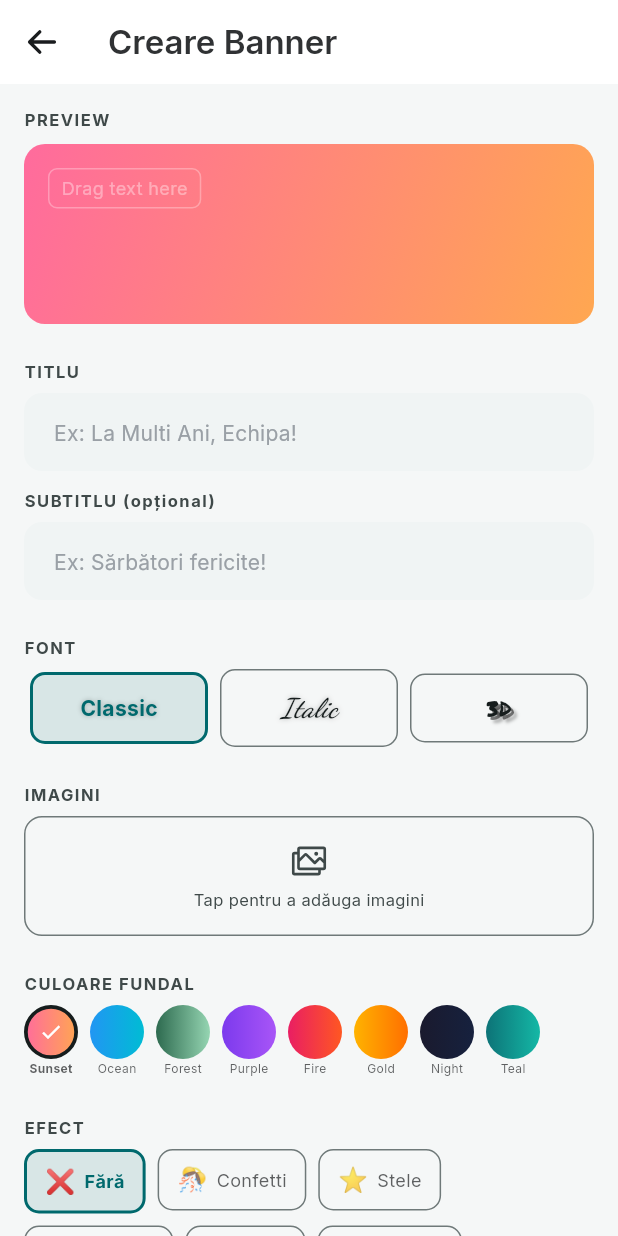
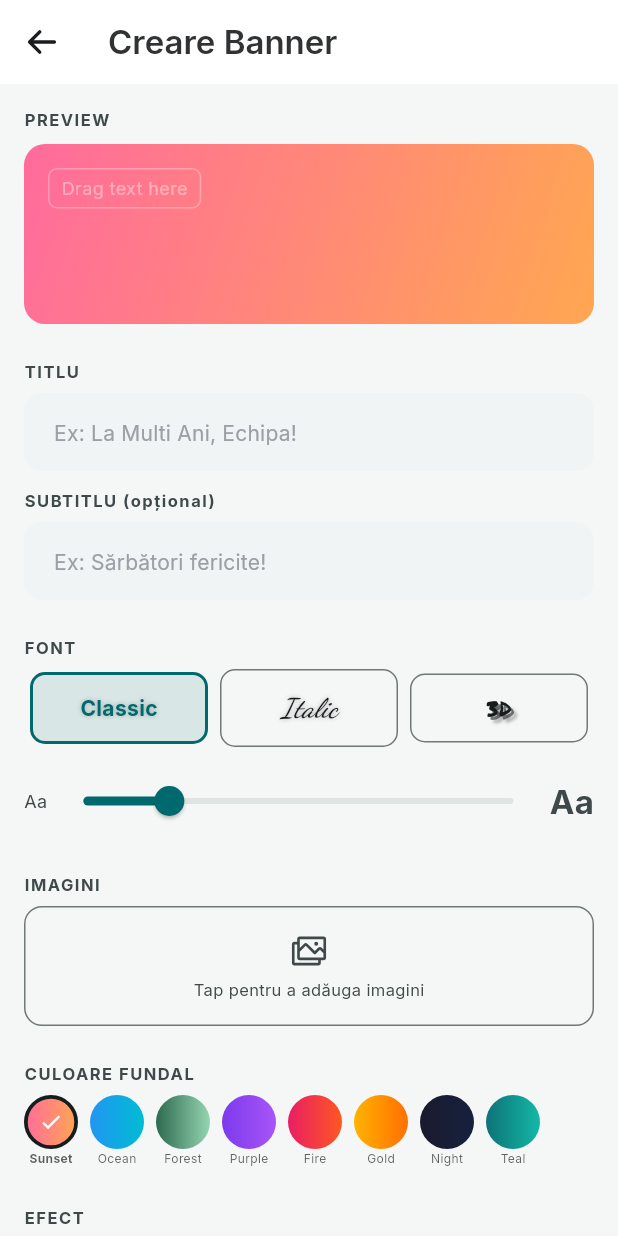
Before and after one commit to Kuziini-product/TASK-Planner, a Flutter app: the BannerEditorScreen screen opened by its route, on a phone screen of 412 x 824 dp. Run offline on Flutter 3.47's test engine with Material 3 defaults, Android fonts, the phone set to English and light mode, and no system bars; our stand-ins replace file_picker, flutter_animate, flutter_riverpod, go_router, google_fonts, image_picker and 5 more; missing offline and left inert: dart:js_interop, dart:js_util; accounts and stored records are empty.

Commit message:
Text resize: pinch-to-zoom + slider, auto-resize images on upload
- Pinch/stretch text with 2 fingers to resize (0.5x to 3x)
- Slider (Aa small → Aa big) for precise text size control
- Images auto-resized to 600x300 max, 80% quality on upload
- Files over 2MB rejected with error message

Co-Authored-By: Claude Opus 4.6 (1M context) <noreply@anthropic.com>

```diff
--- a/kuziini_app/lib/features/admin/presentation/banner_editor_screen.dart
+++ b/kuziini_app/lib/features/admin/presentation/banner_editor_screen.dart
@@ -89,7 +89,8 @@ class _BannerEditorScreenState extends ConsumerState<BannerEditorScreen> {
   bool _saving = false;
   bool _isEdit = false;
   String? _editId;
-  Offset _textOffset = Offset.zero; // drag position relative to center
+  Offset _textOffset = Offset.zero;
+  double _textScale = 1.0; // pinch/stretch scale
 
   @override
   void initState() {
@@ -283,7 +284,14 @@ class _BannerEditorScreenState extends ConsumerState<BannerEditorScreen> {
                                       _textOffset.dx + d.delta.dx,
                                       _textOffset.dy + d.delta.dy,
                                     )),
-                                  child: Container(
+                                  onScaleUpdate: (d) {
+                                    if (d.pointerCount >= 2) {
+                                      setState(() => _textScale = (_textScale * d.scale).clamp(0.5, 3.0));
+                                    }
+                                  },
+                                  child: Transform.scale(
+                                    scale: _textScale,
+                                    child: Container(
                                     padding: const EdgeInsets.symmetric(horizontal: 8, vertical: 4),
                                     decoration: BoxDecoration(
                                       border: Border.all(color: Colors.white30, width: 1),
@@ -306,6 +314,7 @@ class _BannerEditorScreenState extends ConsumerState<BannerEditorScreen> {
                                           Text('Drag text here', style: TextStyle(color: Colors.white38, fontSize: 12)),
                                       ],
                                     ),
+                                  ),
                                   ),
                                 ),
                               ),
@@ -370,6 +379,24 @@ class _BannerEditorScreenState extends ConsumerState<BannerEditorScreen> {
                 ),
               );
             }).toList(),
+          ),
+
+          AppSpacing.vGapMd,
+
+          // ── TEXT SIZE ──
+          Row(
+            children: [
+              Text('Aa', style: TextStyle(fontSize: 12, color: theme.colorScheme.onSurfaceVariant)),
+              Expanded(
+                child: Slider(
+                  value: _textScale,
+                  min: 0.5, max: 3.0,
+                  onChanged: (v) => setState(() => _textScale = v),
+                  activeColor: theme.colorScheme.primary,
+                ),
+              ),
+              Text('Aa', style: TextStyle(fontSize: 22, fontWeight: FontWeight.w700, color: theme.colorScheme.onSurfaceVariant)),
+            ],
           ),
 
           AppSpacing.vGapXl,
```
Also changed, not shown: 2 other files.
